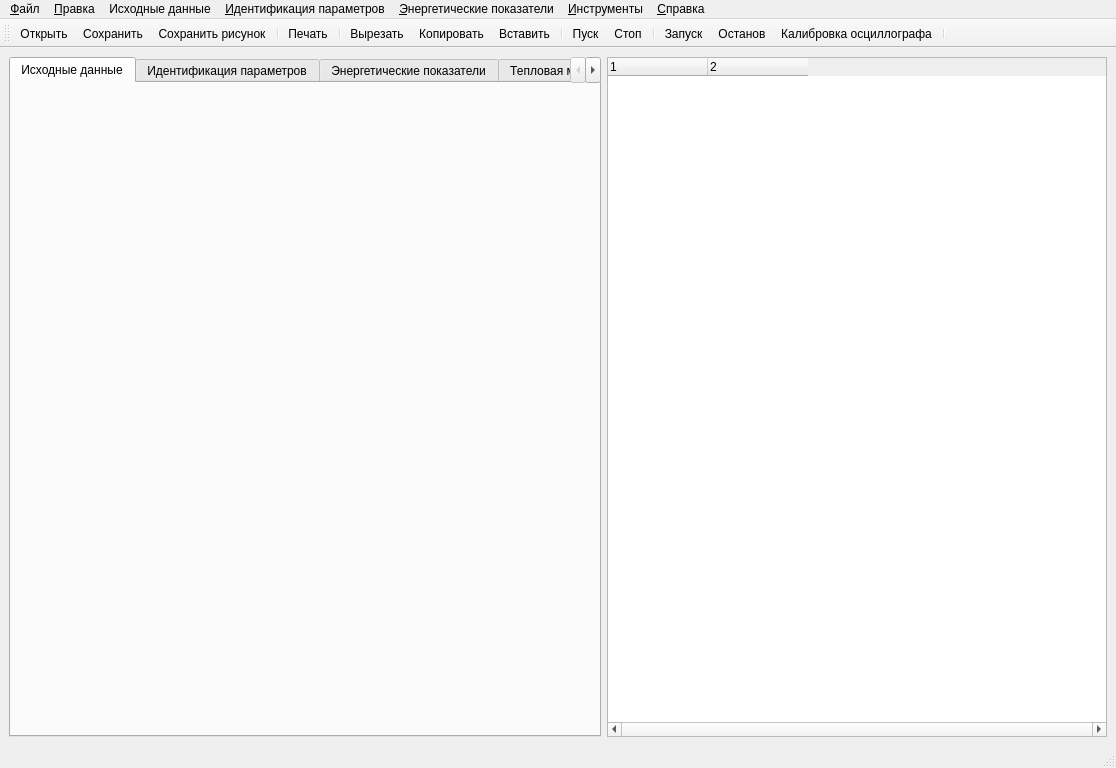
First picture: the form in ImView/mainwindow.ui, repository Ivanos121/ImView, before the edit.
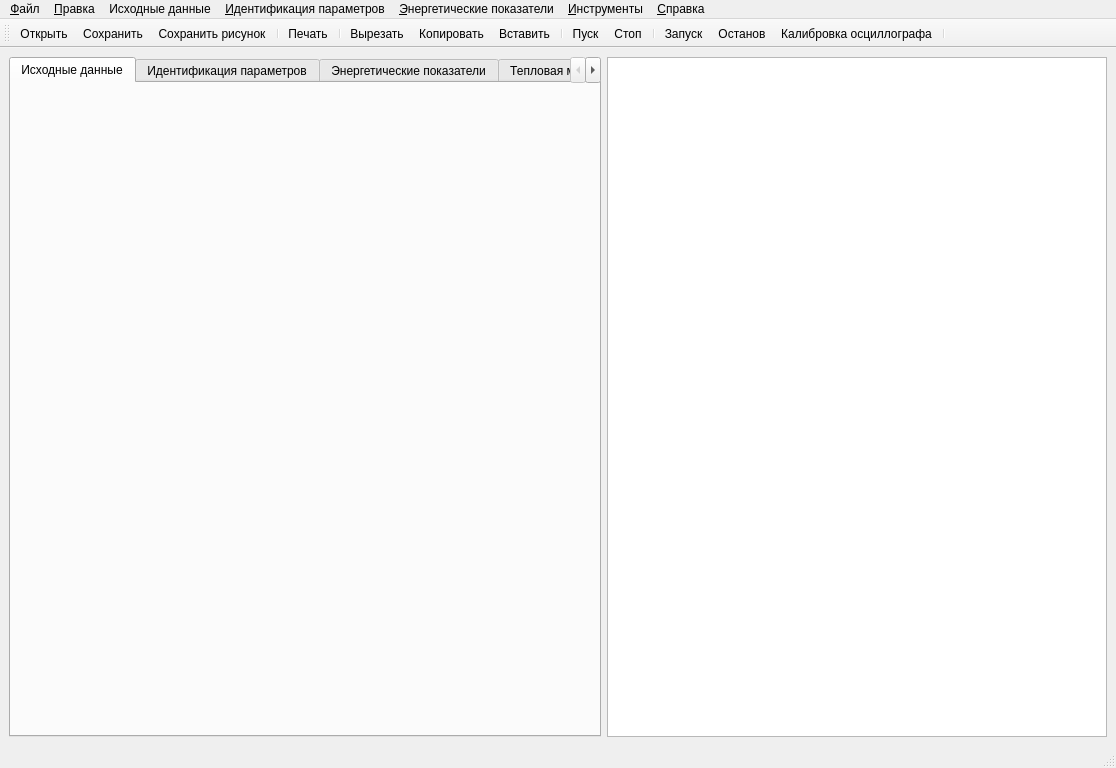
Second picture: the form after the edit. Icons and pictures are not drawn. Custom widgets are drawn as their Qt base class.

```diff
--- a/ImView/mainwindow.ui
+++ b/ImView/mainwindow.ui
@@ -117,7 +117,7 @@
      </widget>
     </item>
     <item>
-     <widget class="QTreeWidget" name="treeWidget">
+     <widget class="QTreeView" name="treeView">
       <property name="sizePolicy">
        <sizepolicy hsizetype="Fixed" vsizetype="Expanding">
         <horstretch>0</horstretch>
@@ -130,79 +130,12 @@
         <height>0</height>
        </size>
       </property>
-      <property name="lineWidth">
-       <number>1</number>
+      <property name="maximumSize">
+       <size>
+        <width>500</width>
+        <height>16777215</height>
+       </size>
       </property>
-      <property name="midLineWidth">
-       <number>0</number>
-      </property>
-      <property name="horizontalScrollBarPolicy">
-       <enum>Qt::ScrollBarAlwaysOn</enum>
-      </property>
-      <property name="editTriggers">
-       <set>QAbstractItemView::AllEditTriggers</set>
-      </property>
-      <property name="dragEnabled">
-       <bool>false</bool>
-      </property>
-      <property name="dragDropOverwriteMode">
-       <bool>true</bool>
-      </property>
-      <property name="alternatingRowColors">
-       <bool>false</bool>
-      </property>
-      <property name="selectionMode">
-       <enum>QAbstractItemView::SingleSelection</enum>
-      </property>
-      <property name="textElideMode">
-       <enum>Qt::ElideNone</enum>
-      </property>
-      <property name="horizontalScrollMode">
-       <enum>QAbstractItemView::ScrollPerItem</enum>
-      </property>
-      <property name="autoExpandDelay">
-       <number>-1</number>
-      </property>
-      <property name="rootIsDecorated">
-       <bool>true</bool>
-      </property>
-      <property name="uniformRowHeights">
-       <bool>true</bool>
-      </property>
-      <property name="itemsExpandable">
-       <bool>true</bool>
-      </property>
-      <property name="sortingEnabled">
-       <bool>false</bool>
-      </property>
-      <property name="animated">
-       <bool>false</bool>
-      </property>
-      <property name="columnCount">
-       <number>2</number>
-      </property>
-      <attribute name="headerVisible">
-       <bool>true</bool>
-      </attribute>
-      <attribute name="headerCascadingSectionResizes">
-       <bool>true</bool>
-      </attribute>
-      <attribute name="headerShowSortIndicator" stdset="0">
-       <bool>false</bool>
-      </attribute>
-      <attribute name="headerStretchLastSection">
-       <bool>false</bool>
-      </attribute>
-      <column>
-       <property name="text">
-        <string notr="true">1</string>
-       </property>
-      </column>
-      <column>
-       <property name="text">
-        <string notr="true">2</string>
-       </property>
-      </column>
      </widget>
     </item>
    </layout>
```
